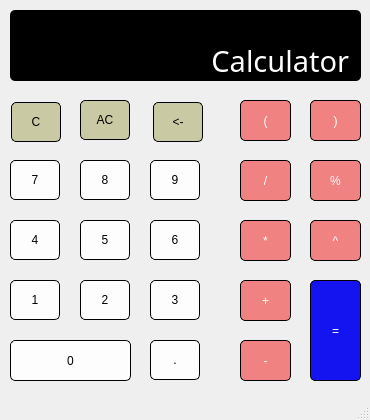
Above: Calculator/mainwindow.ui from bitsourcerer/Calqlator before the change. Below: the same form after it.
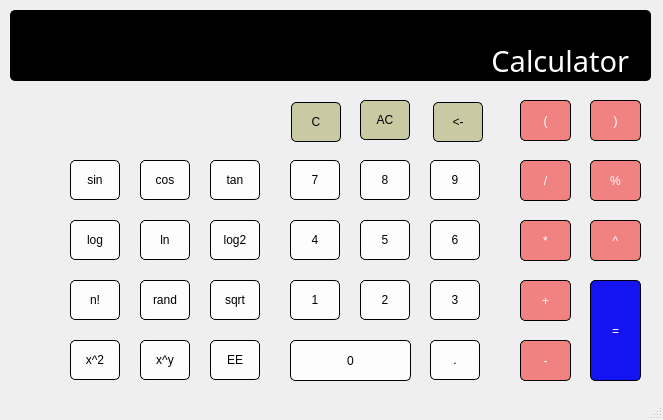
That is the form after the change. Icons and pictures are not drawn.

The edit to the form file:
```diff
--- a/Calculator/mainwindow.ui
+++ b/Calculator/mainwindow.ui
@@ -6,7 +6,7 @@
    <rect>
     <x>0</x>
     <y>0</y>
-    <width>370</width>
+    <width>663</width>
     <height>420</height>
    </rect>
   </property>
@@ -32,7 +32,7 @@
      <rect>
       <x>10</x>
       <y>10</y>
-      <width>351</width>
+      <width>641</width>
       <height>71</height>
      </rect>
     </property>
@@ -52,7 +52,7 @@
       <rect>
        <x>0</x>
        <y>30</y>
-       <width>351</width>
+       <width>631</width>
        <height>41</height>
       </rect>
      </property>
@@ -80,7 +80,7 @@
       <rect>
        <x>10</x>
        <y>-1</y>
-       <width>331</width>
+       <width>621</width>
        <height>31</height>
       </rect>
      </property>
@@ -102,7 +102,7 @@
    <widget class="QPushButton" name="D7">
     <property name="geometry">
      <rect>
-      <x>10</x>
+      <x>290</x>
       <y>160</y>
       <width>50</width>
       <height>40</height>
@@ -123,7 +123,7 @@
    <widget class="QPushButton" name="D8">
     <property name="geometry">
      <rect>
-      <x>80</x>
+      <x>360</x>
       <y>160</y>
       <width>50</width>
       <height>40</height>
@@ -144,7 +144,7 @@
    <widget class="QPushButton" name="D9">
     <property name="geometry">
      <rect>
-      <x>150</x>
+      <x>430</x>
       <y>160</y>
       <width>50</width>
       <height>40</height>
@@ -165,7 +165,7 @@
    <widget class="QPushButton" name="D6">
     <property name="geometry">
      <rect>
-      <x>150</x>
+      <x>430</x>
       <y>220</y>
       <width>50</width>
       <height>40</height>
@@ -186,7 +186,7 @@
    <widget class="QPushButton" name="D5">
     <property name="geometry">
      <rect>
-      <x>80</x>
+      <x>360</x>
       <y>220</y>
       <width>50</width>
       <height>40</height>
@@ -207,7 +207,7 @@
    <widget class="QPushButton" name="D4">
     <property name="geometry">
      <rect>
-      <x>10</x>
+      <x>290</x>
       <y>220</y>
       <width>50</width>
       <height>40</height>
@@ -228,7 +228,7 @@
    <widget class="QPushButton" name="D1">
     <property name="geometry">
      <rect>
-      <x>10</x>
+      <x>290</x>
       <y>280</y>
       <width>50</width>
       <height>40</height>
@@ -249,7 +249,7 @@
    <widget class="QPushButton" name="D2">
     <property name="geometry">
      <rect>
-      <x>80</x>
+      <x>360</x>
       <y>280</y>
       <width>50</width>
       <height>40</height>
@@ -270,7 +270,7 @@
    <widget class="QPushButton" name="D3">
     <property name="geometry">
      <rect>
-      <x>150</x>
+      <x>430</x>
       <y>280</y>
       <width>50</width>
       <height>40</height>
@@ -291,7 +291,7 @@
    <widget class="QPushButton" name="period">
     <property name="geometry">
      <rect>
-      <x>150</x>
+      <x>430</x>
       <y>340</y>
       <width>50</width>
       <height>40</height>
@@ -312,7 +312,7 @@
    <widget class="QPushButton" name="D0">
     <property name="geometry">
      <rect>
-      <x>10</x>
+      <x>290</x>
       <y>340</y>
       <width>121</width>
       <height>41</height>
@@ -333,7 +333,7 @@
    <widget class="QPushButton" name="subtraction">
     <property name="geometry">
      <rect>
-      <x>240</x>
+      <x>520</x>
       <y>340</y>
       <width>51</width>
       <height>41</height>
@@ -355,7 +355,7 @@
    <widget class="QPushButton" name="exponentiation">
     <property name="geometry">
      <rect>
-      <x>310</x>
+      <x>590</x>
       <y>220</y>
       <width>51</width>
       <height>41</height>
@@ -377,7 +377,7 @@
    <widget class="QPushButton" name="backspace">
     <property name="geometry">
      <rect>
-      <x>153</x>
+      <x>433</x>
       <y>102</y>
       <width>50</width>
       <height>40</height>
@@ -398,7 +398,7 @@
    <widget class="QPushButton" name="lparen">
     <property name="geometry">
      <rect>
-      <x>240</x>
+      <x>520</x>
       <y>100</y>
       <width>51</width>
       <height>41</height>
@@ -417,7 +417,7 @@
    <widget class="QPushButton" name="rparen">
     <property name="geometry">
      <rect>
-      <x>310</x>
+      <x>590</x>
       <y>100</y>
       <width>51</width>
       <height>41</height>
@@ -436,7 +436,7 @@
    <widget class="QPushButton" name="addition">
     <property name="geometry">
      <rect>
-      <x>240</x>
+      <x>520</x>
       <y>280</y>
       <width>51</width>
       <height>41</height>
@@ -458,7 +458,7 @@
    <widget class="QPushButton" name="modulus">
     <property name="geometry">
      <rect>
-      <x>310</x>
+      <x>590</x>
       <y>160</y>
       <width>51</width>
       <height>41</height>
@@ -480,7 +480,7 @@
    <widget class="QPushButton" name="reset">
     <property name="geometry">
      <rect>
-      <x>11</x>
+      <x>291</x>
       <y>102</y>
       <width>50</width>
       <height>40</height>
@@ -501,7 +501,7 @@
    <widget class="QPushButton" name="evaluation">
     <property name="geometry">
      <rect>
-      <x>310</x>
+      <x>590</x>
       <y>280</y>
       <width>51</width>
       <height>101</height>
@@ -523,7 +523,7 @@
    <widget class="QPushButton" name="multiplication">
     <property name="geometry">
      <rect>
-      <x>240</x>
+      <x>520</x>
       <y>220</y>
       <width>51</width>
       <height>41</height>
@@ -545,7 +545,7 @@
    <widget class="QPushButton" name="division">
     <property name="geometry">
      <rect>
-      <x>240</x>
+      <x>520</x>
       <y>160</y>
       <width>51</width>
       <height>41</height>
@@ -567,7 +567,7 @@
    <widget class="QPushButton" name="clear">
     <property name="geometry">
      <rect>
-      <x>80</x>
+      <x>360</x>
       <y>100</y>
       <width>50</width>
       <height>40</height>
@@ -585,6 +585,240 @@
      <string notr="true">commands</string>
     </attribute>
    </widget>
+   <widget class="QPushButton" name="log10">
+    <property name="geometry">
+     <rect>
+      <x>70</x>
+      <y>220</y>
+      <width>50</width>
+      <height>40</height>
+     </rect>
+    </property>
+    <property name="styleSheet">
+     <string notr="true">border: 1px solid black;
+background-color: rgba(255, 255, 255, 0.85);
+border-radius: 5px;</string>
+    </property>
+    <property name="text">
+     <string>log</string>
+    </property>
+    <attribute name="buttonGroup">
+     <string notr="true">functions</string>
+    </attribute>
+   </widget>
+   <widget class="QPushButton" name="SQRT">
+    <property name="geometry">
+     <rect>
+      <x>210</x>
+      <y>280</y>
+      <width>50</width>
+      <height>40</height>
+     </rect>
+    </property>
+    <property name="styleSheet">
+     <string notr="true">border: 1px solid black;
+background-color: rgba(255, 255, 255, 0.85);
+border-radius: 5px;</string>
+    </property>
+    <property name="text">
+     <string>sqrt</string>
+    </property>
+   </widget>
+   <widget class="QPushButton" name="tan">
+    <property name="geometry">
+     <rect>
+      <x>210</x>
+      <y>160</y>
+      <width>50</width>
+      <height>40</height>
+     </rect>
+    </property>
+    <property name="styleSheet">
+     <string notr="true">border: 1px solid black;
+background-color: rgba(255, 255, 255, 0.85);
+border-radius: 5px;</string>
+    </property>
+    <property name="text">
+     <string>tan</string>
+    </property>
+    <attribute name="buttonGroup">
+     <string notr="true">functions</string>
+    </attribute>
+   </widget>
+   <widget class="QPushButton" name="loge">
+    <property name="geometry">
+     <rect>
+      <x>140</x>
+      <y>220</y>
+      <width>50</width>
+      <height>40</height>
+     </rect>
+    </property>
+    <property name="styleSheet">
+     <string notr="true">border: 1px solid black;
+background-color: rgba(255, 255, 255, 0.85);
+border-radius: 5px;</string>
+    </property>
+    <property name="text">
+     <string>ln</string>
+    </property>
+    <attribute name="buttonGroup">
+     <string notr="true">functions</string>
+    </attribute>
+   </widget>
+   <widget class="QPushButton" name="RANDOM">
+    <property name="geometry">
+     <rect>
+      <x>140</x>
+      <y>280</y>
+      <width>50</width>
+      <height>40</height>
+     </rect>
+    </property>
+    <property name="styleSheet">
+     <string notr="true">border: 1px solid black;
+background-color: rgba(255, 255, 255, 0.85);
+border-radius: 5px;</string>
+    </property>
+    <property name="text">
+     <string>rand</string>
+    </property>
+   </widget>
+   <widget class="QPushButton" name="sin">
+    <property name="geometry">
+     <rect>
+      <x>70</x>
+      <y>160</y>
+      <width>50</width>
+      <height>40</height>
+     </rect>
+    </property>
+    <property name="styleSheet">
+     <string notr="true">border: 1px solid black;
+background-color: rgba(255, 255, 255, 0.85);
+border-radius: 5px;</string>
+    </property>
+    <property name="text">
+     <string>sin</string>
+    </property>
+    <attribute name="buttonGroup">
+     <string notr="true">functions</string>
+    </attribute>
+   </widget>
+   <widget class="QPushButton" name="FACTORIAL">
+    <property name="geometry">
+     <rect>
+      <x>70</x>
+      <y>280</y>
+      <width>50</width>
+      <height>40</height>
+     </rect>
+    </property>
+    <property name="styleSheet">
+     <string notr="true">border: 1px solid black;
+background-color: rgba(255, 255, 255, 0.85);
+border-radius: 5px;</string>
+    </property>
+    <property name="text">
+     <string>n!</string>
+    </property>
+   </widget>
+   <widget class="QPushButton" name="cos">
+    <property name="geometry">
+     <rect>
+      <x>140</x>
+      <y>160</y>
+      <width>50</width>
+      <height>40</height>
+     </rect>
+    </property>
+    <property name="styleSheet">
+     <string notr="true">border: 1px solid black;
+background-color: rgba(255, 255, 255, 0.85);
+border-radius: 5px;</string>
+    </property>
+    <property name="text">
+     <string>cos</string>
+    </property>
+    <attribute name="buttonGroup">
+     <string notr="true">functions</string>
+    </attribute>
+   </widget>
+   <widget class="QPushButton" name="log2">
+    <property name="geometry">
+     <rect>
+      <x>210</x>
+      <y>220</y>
+      <width>50</width>
+      <height>40</height>
+     </rect>
+    </property>
+    <property name="styleSheet">
+     <string notr="true">border: 1px solid black;
+background-color: rgba(255, 255, 255, 0.85);
+border-radius: 5px;</string>
+    </property>
+    <property name="text">
+     <string>log2</string>
+    </property>
+    <attribute name="buttonGroup">
+     <string notr="true">functions</string>
+    </attribute>
+   </widget>
+   <widget class="QPushButton" name="POW">
+    <property name="geometry">
+     <rect>
+      <x>140</x>
+      <y>340</y>
+      <width>50</width>
+      <height>40</height>
+     </rect>
+    </property>
+    <property name="styleSheet">
+     <string notr="true">border: 1px solid black;
+background-color: rgba(255, 255, 255, 0.85);
+border-radius: 5px;</string>
+    </property>
+    <property name="text">
+     <string>x^y</string>
+    </property>
+   </widget>
+   <widget class="QPushButton" name="BASE10">
+    <property name="geometry">
+     <rect>
+      <x>210</x>
+      <y>340</y>
+      <width>50</width>
+      <height>40</height>
+     </rect>
+    </property>
+    <property name="styleSheet">
+     <string notr="true">border: 1px solid black;
+background-color: rgba(255, 255, 255, 0.85);
+border-radius: 5px;</string>
+    </property>
+    <property name="text">
+     <string>EE</string>
+    </property>
+   </widget>
+   <widget class="QPushButton" name="POW2">
+    <property name="geometry">
+     <rect>
+      <x>70</x>
+      <y>340</y>
+      <width>50</width>
+      <height>40</height>
+     </rect>
+    </property>
+    <property name="styleSheet">
+     <string notr="true">border: 1px solid black;
+background-color: rgba(255, 255, 255, 0.85);
+border-radius: 5px;</string>
+    </property>
+    <property name="text">
+     <string>x^2</string>
+    </property>
+   </widget>
   </widget>
   <widget class="QStatusBar" name="statusbar"/>
   <widget class="QMenuBar" name="menuBar">
```
Left out of the diff: 5 changed lines with no effect on the pictures.
